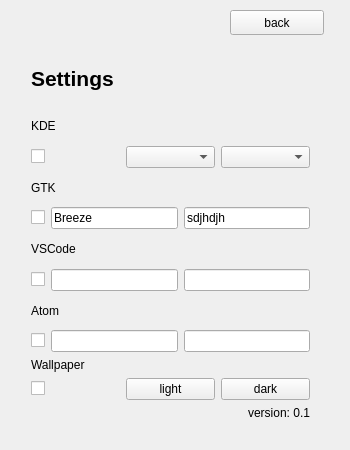
Qt form src/ui/settings.ui (oskarsh/Yin-Yang) before a commit.
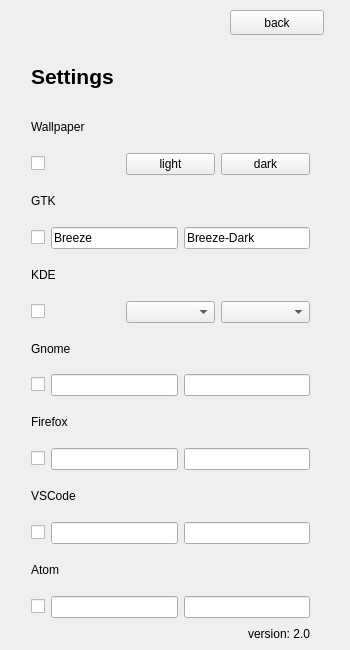
The same form after that commit. Icons and pictures are not drawn.

```diff
--- a/src/ui/settings.ui
+++ b/src/ui/settings.ui
@@ -10,7 +10,7 @@
     <x>0</x>
     <y>0</y>
     <width>350</width>
-    <height>450</height>
+    <height>650</height>
    </rect>
   </property>
   <property name="sizePolicy">
@@ -22,13 +22,13 @@
   <property name="minimumSize">
    <size>
     <width>350</width>
-    <height>430</height>
+    <height>650</height>
    </size>
   </property>
   <property name="maximumSize">
    <size>
     <width>350</width>
-    <height>450</height>
+    <height>650</height>
    </size>
   </property>
   <property name="baseSize">
@@ -51,12 +51,24 @@
       <x>20</x>
       <y>40</y>
       <width>301</width>
-      <height>391</height>
+      <height>615</height>
      </rect>
     </property>
     <layout class="QVBoxLayout" name="verticalLayout">
      <item>
       <widget class="QLabel" name="label">
+       <property name="maximumSize">
+        <size>
+         <width>16777215</width>
+         <height>50</height>
+        </size>
+       </property>
+       <property name="sizeIncrement">
+        <size>
+         <width>0</width>
+         <height>0</height>
+        </size>
+       </property>
        <property name="font">
         <font>
          <pointsize>16</pointsize>
@@ -70,28 +82,38 @@
       </widget>
      </item>
      <item>
-      <layout class="QVBoxLayout" name="kdesection">
+      <layout class="QVBoxLayout" name="verticalLayout_2">
        <item>
-        <widget class="QLabel" name="label_2">
+        <layout class="QVBoxLayout" name="Wallpaper">
+         <item>
+          <widget class="QLabel" name="label_8">
          <property name="text">
-          <string>KDE</string>
+            <string>Wallpaper</string>
          </property>
         </widget>
        </item>
        <item>
-        <layout class="QHBoxLayout" name="horizontalLayout_2">
+          <layout class="QHBoxLayout" name="horizontalLayout_8">
          <item>
-          <widget class="QCheckBox" name="kde_checkbox">
+            <widget class="QCheckBox" name="wallpaper_checkbox">
            <property name="text">
             <string/>
            </property>
           </widget>
          </item>
          <item>
-          <widget class="QComboBox" name="kde_combo_light"/>
+            <widget class="QPushButton" name="wallpaper_button_light">
+             <property name="text">
+              <string>light</string>
+             </property>
+            </widget>
          </item>
          <item>
-          <widget class="QComboBox" name="kde_combo_dark"/>
+            <widget class="QPushButton" name="wallpaper_button_dark">
+             <property name="text">
+              <string>dark</string>
+             </property>
+            </widget>
          </item>
         </layout>
        </item>
@@ -125,14 +147,95 @@
          <item>
           <widget class="QLineEdit" name="gtk_line_dark">
            <property name="text">
-            <string>sdjhdjh</string>
+              <string>Breeze-Dark</string>
            </property>
           </widget>
          </item>
         </layout>
        </item>
+        </layout>
+       </item>
        <item>
-        <layout class="QHBoxLayout" name="horizontalLayout"/>
+        <layout class="QVBoxLayout" name="kdesection">
+         <item>
+          <widget class="QLabel" name="label_2">
+           <property name="text">
+            <string>KDE</string>
+           </property>
+          </widget>
+         </item>
+         <item>
+          <layout class="QHBoxLayout" name="horizontalLayout_2">
+           <item>
+            <widget class="QCheckBox" name="kde_checkbox">
+             <property name="text">
+              <string/>
+             </property>
+            </widget>
+           </item>
+           <item>
+            <widget class="QComboBox" name="kde_combo_light"/>
+           </item>
+           <item>
+            <widget class="QComboBox" name="kde_combo_dark"/>
+           </item>
+          </layout>
+         </item>
+        </layout>
+       </item>
+       <item>
+        <layout class="QVBoxLayout" name="gnome">
+         <item>
+          <widget class="QLabel" name="label_4">
+           <property name="text">
+            <string>Gnome</string>
+           </property>
+          </widget>
+         </item>
+         <item>
+          <layout class="QHBoxLayout" name="horizontalLayout_3">
+           <item>
+            <widget class="QCheckBox" name="gnome_checkBox">
+             <property name="text">
+              <string/>
+             </property>
+            </widget>
+           </item>
+           <item>
+            <widget class="QLineEdit" name="gnome_lineEdit_dark"/>
+           </item>
+           <item>
+            <widget class="QLineEdit" name="gnome_lineEdit_light"/>
+           </item>
+          </layout>
+         </item>
+        </layout>
+       </item>
+       <item>
+        <layout class="QVBoxLayout" name="firefox">
+         <item>
+          <widget class="QLabel" name="label_3">
+           <property name="text">
+            <string>Firefox</string>
+           </property>
+          </widget>
+         </item>
+         <item>
+          <layout class="QHBoxLayout" name="horizontalLayout">
+           <item>
+            <widget class="QCheckBox" name="firefox_checkBox">
+             <property name="text">
+              <string/>
+             </property>
+            </widget>
+           </item>
+           <item>
+            <widget class="QLineEdit" name="firefox_line_light"/>
+           </item>
+           <item>
+            <widget class="QLineEdit" name="firefox_line_dark"/>
+           </item>
+          </layout>
        </item>
       </layout>
      </item>
@@ -192,44 +295,18 @@
        </item>
       </layout>
      </item>
-     <item>
-      <layout class="QVBoxLayout" name="Wallpaper">
-       <item>
-        <widget class="QLabel" name="label_8">
-         <property name="text">
-          <string>Wallpaper</string>
-         </property>
-        </widget>
-       </item>
-       <item>
-        <layout class="QHBoxLayout" name="horizontalLayout_8">
-         <item>
-          <widget class="QCheckBox" name="wallpaper_checkbox">
-           <property name="text">
-            <string/>
-           </property>
-          </widget>
-         </item>
-         <item>
-          <widget class="QPushButton" name="wallpaper_button_light">
-           <property name="text">
-            <string>light</string>
-           </property>
-          </widget>
-         </item>
-         <item>
-          <widget class="QPushButton" name="wallpaper_button_dark">
-           <property name="text">
-            <string>dark</string>
-           </property>
-          </widget>
-         </item>
         </layout>
        </item>
        <item>
         <widget class="QLabel" name="version_label">
+       <property name="maximumSize">
+        <size>
+         <width>16777215</width>
+         <height>20</height>
+        </size>
+       </property>
          <property name="text">
-          <string>version: 0.1</string>
+        <string>version: 2.0</string>
          </property>
          <property name="alignment">
           <set>Qt::AlignRight|Qt::AlignTrailing|Qt::AlignVCenter</set>
@@ -237,8 +314,6 @@
         </widget>
        </item>
       </layout>
-     </item>
-    </layout>
    </widget>
    <widget class="QPushButton" name="back_button">
     <property name="geometry">
```
Left out of the diff: 26 changed lines with no effect on the pictures. Lines whose indentation alone changed are shown as unchanged.
